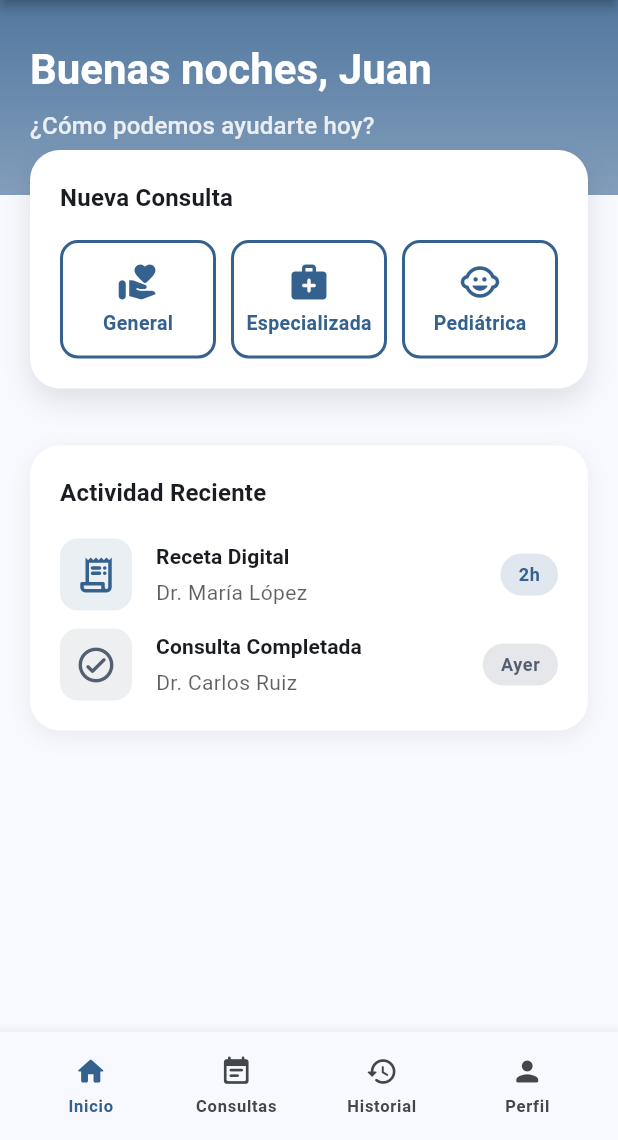
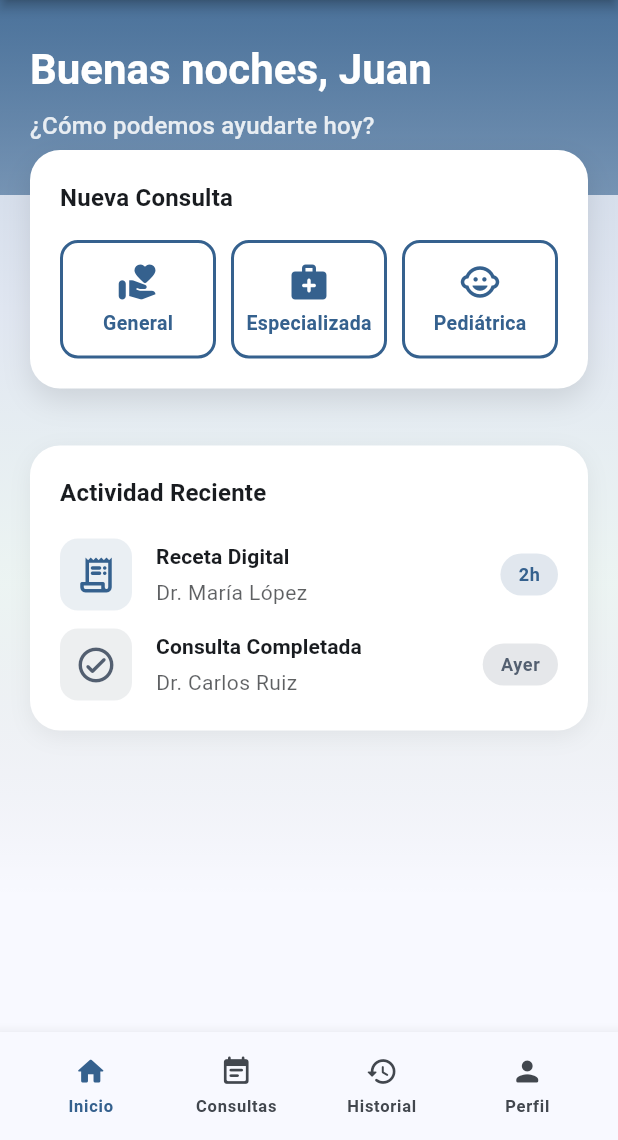
Before and after one commit to ValeriaCastro04/proyecto_hidoc, a Flutter app: the HomeUserScreen screen opened by its route, on a phone screen of 412 x 824 dp, the part 96-1236 px from its top. Run offline on Flutter 3.47's test engine with Material 3 defaults, Android fonts, the phone set to English and light mode, and no system bars; our stand-ins replace fl_chart, go_router.

Commit message:
Actualización de home user con el fondo degradado

```diff
--- a/lib/features/user/screen/homeuser_screen.dart
+++ b/lib/features/user/screen/homeuser_screen.dart
@@ -3,6 +3,7 @@ import 'package:proyecto_hidoc/features/user/widgets/footer_user.dart';
 import 'package:proyecto_hidoc/common/shared_widgets/footer.dart';
 import 'package:proyecto_hidoc/features/user/widgets/quick_actions_user.dart';
 import 'package:proyecto_hidoc/common/shared_widgets/header_bar.dart';
+import 'package:proyecto_hidoc/common/shared_widgets/gradient_background.dart';
 
 class HomeUserScreen extends StatelessWidget {
   static const String name = 'HomeUser';
@@ -29,13 +30,13 @@ class HomeUserScreen extends StatelessWidget {
         ],
       ),
       body: SafeArea(
+  top: false,
   child: SingleChildScrollView(
-          child: Padding(
-            // 👇 espacio inferior para que no se oculte el contenido
-            padding: const EdgeInsets.only(bottom: 88),
+    child: GradientBackground(
+      padding: const EdgeInsets.only(bottom: 88), // altura footer + margen
       child: Column(
         children: [
-                _HomeHeader(),
+          _HomeHeader(), // tu header con gradiente propio se mantiene
           Padding(
             padding: const EdgeInsets.symmetric(horizontal: 20.0),
             child: Column(
```
Lines whose indentation alone changed are shown as unchanged.
